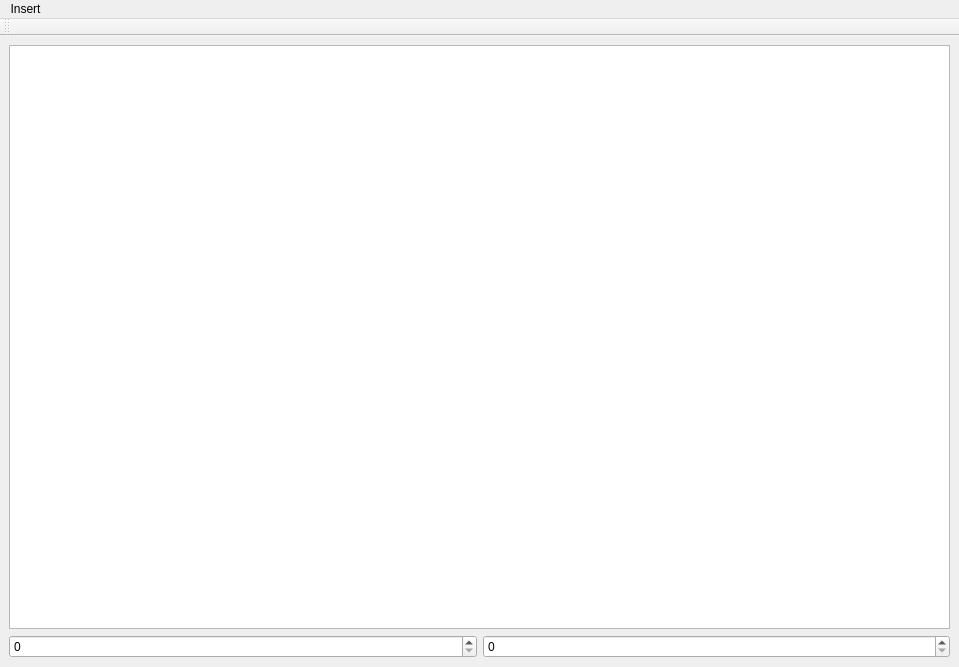
Before: the Qt Designer form editor/level_editor/mainwindow.ui in Juannbel/duck-game, drawn with Qt 5.
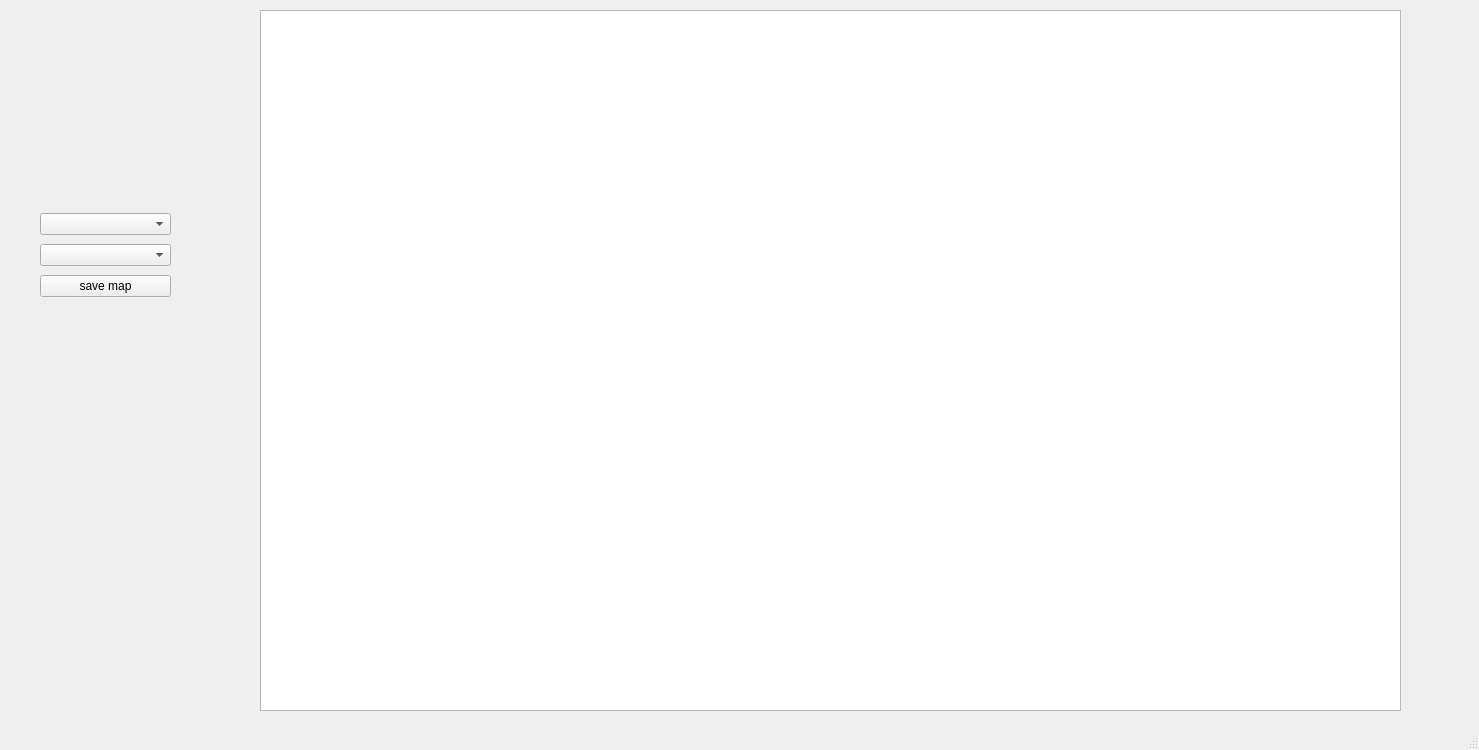
After: the same form once the commit is applied.

Commit message: Modifico la base del editor de niveles. Se puede colocar bloques de distintos temas(solo de el tema seleccionado) y guardar el mapa en un archivo yaml. Falta agregar todos los tipos de bloque e implementar spawns y background.

Diff of the .ui file:
```diff
--- a/editor/level_editor/mainwindow.ui
+++ b/editor/level_editor/mainwindow.ui
@@ -6,95 +6,61 @@
    <rect>
     <x>0</x>
     <y>0</y>
-    <width>959</width>
-    <height>667</height>
+    <width>1479</width>
+    <height>750</height>
    </rect>
   </property>
   <property name="windowTitle">
    <string>MainWindow</string>
   </property>
   <widget class="QWidget" name="centralwidget">
-   <layout class="QGridLayout" name="gridLayout">
-    <item row="0" column="0">
-     <widget class="QGraphicsView" name="graphicsView">
-      <property name="acceptDrops">
-       <bool>false</bool>
-      </property>
-      <property name="autoFillBackground">
-       <bool>true</bool>
-      </property>
-      <property name="alignment">
-       <set>Qt::AlignmentFlag::AlignLeading|Qt::AlignmentFlag::AlignLeft|Qt::AlignmentFlag::AlignTop</set>
-      </property>
-     </widget>
-    </item>
-    <item row="1" column="0">
-     <layout class="QHBoxLayout" name="horizontalLayout">
-      <item>
-       <widget class="QSpinBox" name="spinBoxX"/>
-      </item>
-      <item>
-       <widget class="QSpinBox" name="spinBoxY">
-        <property name="acceptDrops">
-         <bool>false</bool>
-        </property>
-        <property name="accelerated">
-         <bool>false</bool>
-        </property>
-       </widget>
-      </item>
-     </layout>
-    </item>
-   </layout>
+   <widget class="QGraphicsView" name="graphicsView">
+    <property name="geometry">
+     <rect>
+      <x>260</x>
+      <y>10</y>
+      <width>1141</width>
+      <height>701</height>
+     </rect>
+    </property>
+   </widget>
+   <widget class="QWidget" name="">
+    <property name="geometry">
+     <rect>
+      <x>40</x>
+      <y>210</y>
+      <width>131</width>
+      <height>92</height>
+     </rect>
+    </property>
+    <layout class="QVBoxLayout" name="verticalLayout">
+     <item>
+      <widget class="QComboBox" name="themeSelector"/>
+     </item>
+     <item>
+      <widget class="QComboBox" name="tileSelector"/>
+     </item>
+     <item>
+      <widget class="QPushButton" name="saveMapButton">
+       <property name="text">
+        <string>save map</string>
+       </property>
+      </widget>
+     </item>
+    </layout>
+   </widget>
   </widget>
   <widget class="QMenuBar" name="menubar">
    <property name="geometry">
     <rect>
      <x>0</x>
      <y>0</y>
-     <width>959</width>
+     <width>1479</width>
      <height>23</height>
     </rect>
    </property>
-   <property name="nativeMenuBar">
-    <bool>true</bool>
-   </property>
-   <widget class="QMenu" name="menuInsert">
-    <property name="title">
-     <string>Insert</string>
-    </property>
-    <addaction name="actionduck_spawn"/>
-    <addaction name="actiongun_spawn"/>
-    <addaction name="actionbackground"/>
-   </widget>
-   <addaction name="menuInsert"/>
   </widget>
-  <widget class="QToolBar" name="toolBar">
-   <property name="windowTitle">
-    <string>toolBar</string>
-   </property>
-   <attribute name="toolBarArea">
-    <enum>TopToolBarArea</enum>
-   </attribute>
-   <attribute name="toolBarBreak">
-    <bool>false</bool>
-   </attribute>
-  </widget>
-  <action name="actionduck_spawn">
-   <property name="text">
-    <string>duck spawn</string>
-   </property>
-  </action>
-  <action name="actiongun_spawn">
-   <property name="text">
-    <string>gun spawn</string>
-   </property>
-  </action>
-  <action name="actionbackground">
-   <property name="text">
-    <string>background</string>
-   </property>
-  </action>
+  <widget class="QStatusBar" name="statusbar"/>
  </widget>
  <tabstops>
   <tabstop>graphicsView</tabstop>
```
Left out of the diff: 5 changed lines with no effect on the pictures. The commit also changes 15 other files.
